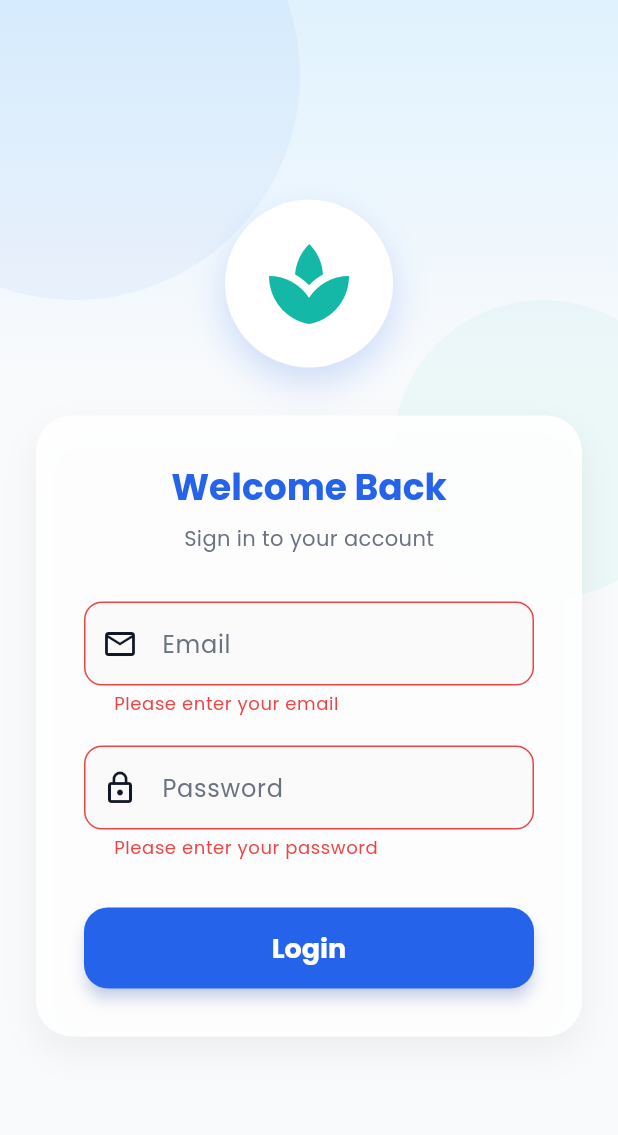
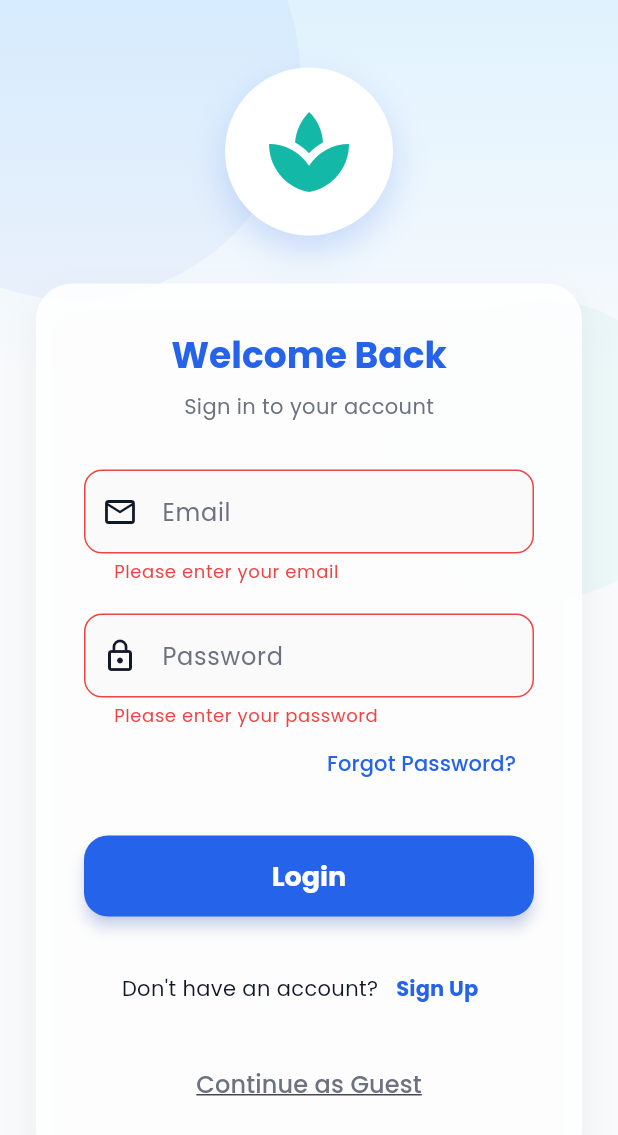
Before and after one commit to Vivekchavda1374/Hetanshi-Enterprise, a Flutter app: the screen it shows after launch, after a tap on "Login", on a phone screen of 412 x 824 dp. Shown: the top 1135 px of the screen. Run offline on Flutter 3.47's test engine with Material 3 defaults, Android fonts, the phone set to English and light mode, and no system bars; our stand-ins replace animate_do, cloud_firestore, firebase_core, firebase_messaging, fl_chart, flutter_staggered_animations and 2 more; accounts and stored records are empty; generated files the repository leaves out were written again.

Commit message:
Update login screen

```diff
--- a/lib/screens/login_screen.dart
+++ b/lib/screens/login_screen.dart
@@ -3,6 +3,8 @@ import 'package:hetanshi_enterprise/screens/dashboard_screen.dart';
 import 'package:hetanshi_enterprise/utils/app_theme.dart';
 import 'package:hetanshi_enterprise/utils/toast_utils.dart';
 import 'package:hetanshi_enterprise/widgets/modern_background.dart';
+import 'package:hetanshi_enterprise/services/auth_manager.dart';
+import 'package:hetanshi_enterprise/services/firestore_service.dart';
 
 class LoginScreen extends StatefulWidget {
   const LoginScreen({super.key});
@@ -19,17 +21,40 @@ class _LoginScreenState extends State<LoginScreen> {
 
   void _submit() async {
     if (_formKey.currentState!.validate()) {
-      setState(() { _isLoading = true; });
+      setState(() {
+        _isLoading = true;
+      });
 
-      // Simulate network request
-      await Future.delayed(const Duration(seconds: 1));
+      // Check Admin Login first
+      if (_emailController.text.trim() == 'hetanshi@gmail.com' &&
+          _passwordController.text.trim() == '123') {
+        await Future.delayed(const Duration(seconds: 1)); // Simulate delay
+        if (mounted) {
+          setState(() {
+            _isLoading = false;
+          });
+          AuthManager.instance.loginAdmin();
+          ToastUtils.showSuccess(context, 'Login Successful');
+          Navigator.pushReplacementNamed(context, '/dashboard');
+        }
+        return;
+      }
+
+      // Check User Login via Firestore
+      final firestoreService = FirestoreService();
+      final user = await firestoreService.loginUser(
+        _emailController.text.trim(),
+        _passwordController.text.trim(),
+      );
 
       if (mounted) {
-        setState(() { _isLoading = false; });
+        setState(() {
+          _isLoading = false;
+        });
 
-        if (_emailController.text.trim() == 'hetanshi@gmail.com' &&
-            _passwordController.text.trim() == '123') {
-          ToastUtils.showSuccess(context, 'Login Successful');
+        if (user != null) {
+          AuthManager.instance.loginUser(user);
+          ToastUtils.showSuccess(context, 'Welcome ${user.name}');
           Navigator.pushReplacementNamed(context, '/dashboard');
         } else {
           ToastUtils.showError(context, 'Invalid email or password');
@@ -63,7 +88,8 @@ class _LoginScreenState extends State<LoginScreen> {
                       ),
                     ],
                   ),
-                  child: const Icon(Icons.spa, size: 64, color: AppColors.secondaryTeal),
+                  child: const Icon(Icons.spa,
+                      size: 64, color: AppColors.secondaryTeal),
                 ),
                 const SizedBox(height: 32),
 
@@ -88,7 +114,10 @@ class _LoginScreenState extends State<LoginScreen> {
                       children: [
                         Text(
                           'Welcome Back',
-                          style: Theme.of(context).textTheme.headlineSmall?.copyWith(
+                          style: Theme.of(context)
+                              .textTheme
+                              .headlineSmall
+                              ?.copyWith(
                                 fontWeight: FontWeight.bold,
                                 color: AppColors.primaryBlue,
                               ),
@@ -96,9 +125,10 @@ class _LoginScreenState extends State<LoginScreen> {
                         const SizedBox(height: 8),
                         Text(
                           'Sign in to your account',
-                          style: Theme.of(context).textTheme.bodyMedium?.copyWith(
-                                color: AppColors.textSecondary,
-                              ),
+                          style:
+                              Theme.of(context).textTheme.bodyMedium?.copyWith(
+                                    color: AppColors.textSecondary,
+                                  ),
                         ),
                         const SizedBox(height: 32),
 
@@ -110,7 +140,9 @@ class _LoginScreenState extends State<LoginScreen> {
                             prefixIcon: const Icon(Icons.email_outlined),
                             filled: true,
                             fillColor: Colors.grey[50],
-                            border: OutlineInputBorder(borderRadius: BorderRadius.circular(12), borderSide: BorderSide.none),
+                            border: OutlineInputBorder(
+                                borderRadius: BorderRadius.circular(12),
+                                borderSide: BorderSide.none),
                             floatingLabelBehavior: FloatingLabelBehavior.auto,
                           ),
                           validator: (value) {
@@ -118,7 +150,8 @@ class _LoginScreenState extends State<LoginScreen> {
                               return 'Please enter your email';
                             }
                             // Basic email regex
-                            final emailRegex = RegExp(r'^[\w-\.]+@([\w-]+\.)+[\w-]{2,4}$');
+                            final emailRegex =
+                                RegExp(r'^[\w-\.]+@([\w-]+\.)+[\w-]{2,4}$');
                             if (!emailRegex.hasMatch(value)) {
                               return 'Please enter a valid email address';
                             }
@@ -136,7 +169,9 @@ class _LoginScreenState extends State<LoginScreen> {
                             prefixIcon: const Icon(Icons.lock_outline),
                             filled: true,
                             fillColor: Colors.grey[50],
-                            border: OutlineInputBorder(borderRadius: BorderRadius.circular(12), borderSide: BorderSide.none),
+                            border: OutlineInputBorder(
+                                borderRadius: BorderRadius.circular(12),
+                                borderSide: BorderSide.none),
                           ),
                           validator: (value) {
                             if (value == null || value.isEmpty) {
@@ -145,7 +180,17 @@ class _LoginScreenState extends State<LoginScreen> {
                             return null;
                           },
                         ),
-                        const SizedBox(height: 32),
+                        // Forgot Password Link
+                        Align(
+                          alignment: Alignment.centerRight,
+                          child: TextButton(
+                            onPressed: () {
+                              Navigator.pushNamed(context, '/forgot_password');
+                            },
+                            child: const Text('Forgot Password?'),
+                          ),
+                        ),
+                        const SizedBox(height: 24),
 
                         // Submit Button
                         SizedBox(
@@ -157,16 +202,56 @@ class _LoginScreenState extends State<LoginScreen> {
                               backgroundColor: AppColors.primaryBlue,
                               foregroundColor: Colors.white,
                               elevation: 4,
-                              shadowColor: AppColors.primaryBlue.withOpacity(0.4),
-                              shape: RoundedRectangleBorder(borderRadius: BorderRadius.circular(16)),
+                              shadowColor:
+                                  AppColors.primaryBlue.withOpacity(0.4),
+                              shape: RoundedRectangleBorder(
+                                  borderRadius: BorderRadius.circular(16)),
                             ),
                             child: _isLoading
                                 ? const SizedBox(
                                     height: 24,
                                     width: 24,
-                                    child: CircularProgressIndicator(color: Colors.white, strokeWidth: 2.5),
+                                    child: CircularProgressIndicator(
+                                        color: Colors.white, strokeWidth: 2.5),
                                   )
-                                : const Text('Login', style: TextStyle(fontSize: 18, fontWeight: FontWeight.bold)),
+                                : const Text('Login',
+                                    style: TextStyle(
+                                        fontSize: 18,
+                                        fontWeight: FontWeight.bold)),
+                          ),
+                        ),
+                        const SizedBox(height: 24),
+                        Row(
+                          mainAxisAlignment: MainAxisAlignment.center,
+                          children: [
+                            const Text("Don't have an account?"),
+                            TextButton(
+                              onPressed: () {
+                                Navigator.pushNamed(context, '/register');
+                              },
+                              child: const Text('Sign Up',
+                                  style:
+                                      TextStyle(fontWeight: FontWeight.bold)),
+                            ),
+                          ],
+                        ),
+                        const SizedBox(height: 16),
+
+                        // Guest Button
+                        TextButton(
+                          onPressed: () {
+                            AuthManager.instance.loginGuest();
+                            ToastUtils.showSuccess(context, 'Welcome Guest!');
+                            Navigator.pushReplacementNamed(
+                                context, '/dashboard');
+                          },
+                          child: const Text(
+                            'Continue as Guest',
+                            style: TextStyle(
+                              fontSize: 16,
+                              color: AppColors.textSecondary,
+                              decoration: TextDecoration.underline,
+                            ),
                           ),
                         ),
                       ],
```
